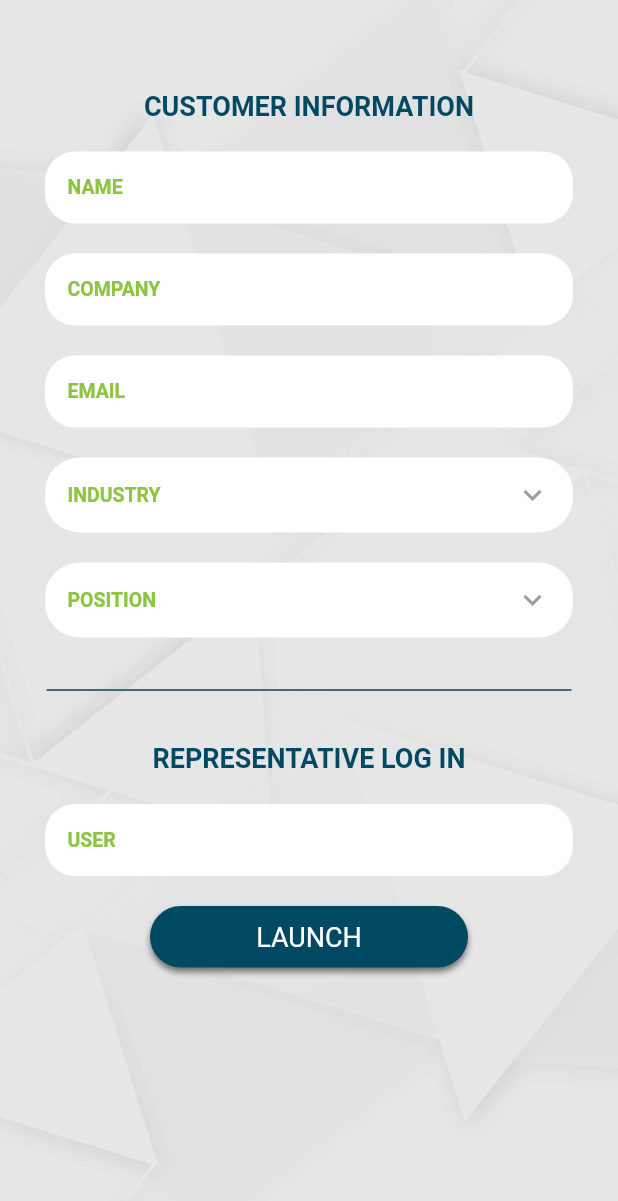
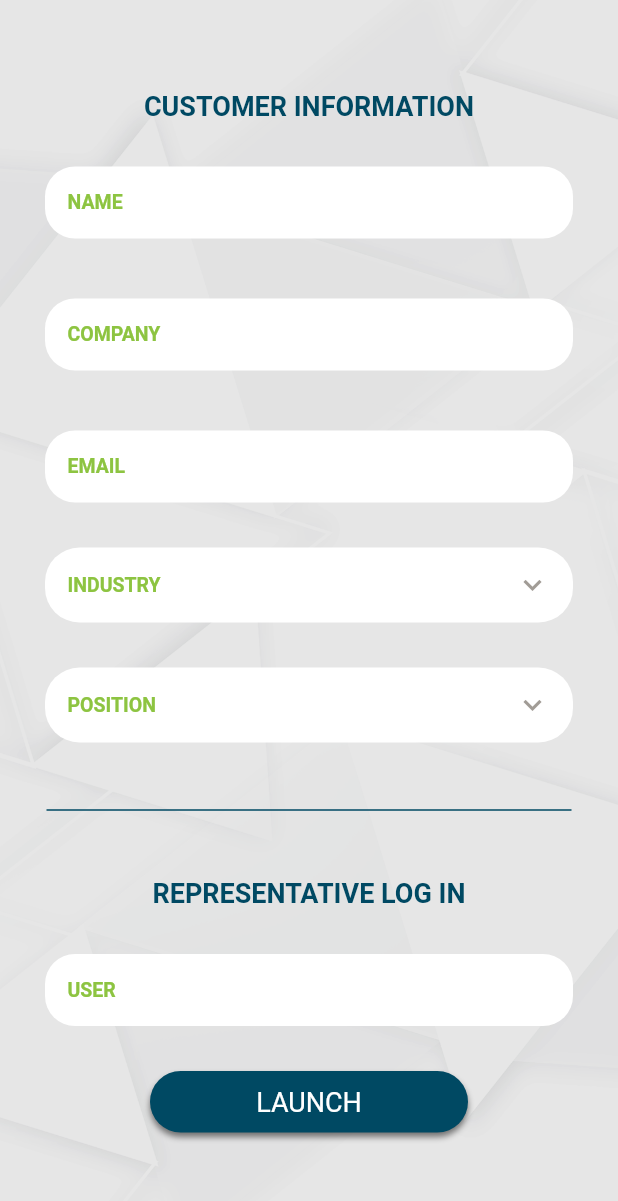
Before and after one commit to SonQBChau/brand_root_solution, a Flutter app: the screen it shows after launch, scrolled down 824 dp, on a phone screen of 412 x 824 dp. Shown: the top 1201 px of the screen. Run offline on Flutter 3.47's test engine with Material 2 defaults, Android fonts, the phone set to English and light mode, and no system bars; our stand-ins replace charts_flutter; missing offline and left inert: animator.

Commit message:
update spacing

```diff
--- a/lib/main.dart
+++ b/lib/main.dart
@@ -7,6 +7,7 @@ import 'package:sale_form_demo/screens/my_home_page.dart';
 import 'package:provider/provider.dart';
 import 'package:sale_form_demo/screens/strategies_page.dart';
 import 'package:sale_form_demo/services/intro_form_provider.dart';
+import 'package:sale_form_demo/utils/app_color.dart';
 
 void main() => runApp(MyApp());
 
--- a/lib/widgets/industry_widget.dart
+++ b/lib/widgets/industry_widget.dart
@@ -63,7 +63,7 @@ class IndustryWidget extends StatelessWidget {
           ),
           buildErrorMessage(introForm),
           SizedBox(
-            height: 15,
+            height: 25,
           ),
         ],
       ),
--- a/lib/widgets/position_widget.dart
+++ b/lib/widgets/position_widget.dart
@@ -62,12 +62,12 @@ class PositionWidget extends StatelessWidget {
             ),
           ),
           SizedBox(
-            height: 30,
+            height: 40,
           ),
           buildErrorMessage(introForm),
           CustomDivider(),
           SizedBox(
-            height: 30,
+            height: 40,
           ),
         ],
       ),
--- a/lib/widgets/text_widget_info_page.dart
+++ b/lib/widgets/text_widget_info_page.dart
@@ -22,7 +22,7 @@ class TextWidgetInfoPage extends StatelessWidget {
 
 
     return Container(
-      padding: const EdgeInsets.only(left: 30, right: 30, top: 0, bottom: 0),
+      padding: const EdgeInsets.only(left: 30, right: 30, top: 10, bottom: 0),
       child: Column(
         crossAxisAlignment: CrossAxisAlignment.start,
         children: <Widget>[
@@ -35,7 +35,7 @@ class TextWidgetInfoPage extends StatelessWidget {
                 borderRadius: BorderRadius.all(Radius.circular(20.0)),
               ),
               focusedBorder: OutlineInputBorder(
-                borderSide: BorderSide(color: Colors.blue),
+                borderSide: BorderSide(color: colorBlue),
                 borderRadius: BorderRadius.all(Radius.circular(20.0)),
               ),
               errorBorder: OutlineInputBorder(
@@ -66,7 +66,7 @@ class TextWidgetInfoPage extends StatelessWidget {
             }, // onSaved function
           ),
           SizedBox(
-            height: 20,
+            height: 30,
           ),
 
         ],
```
Also changed, not shown: lib/utils/app_color.dart (line endings or trailing spaces).
